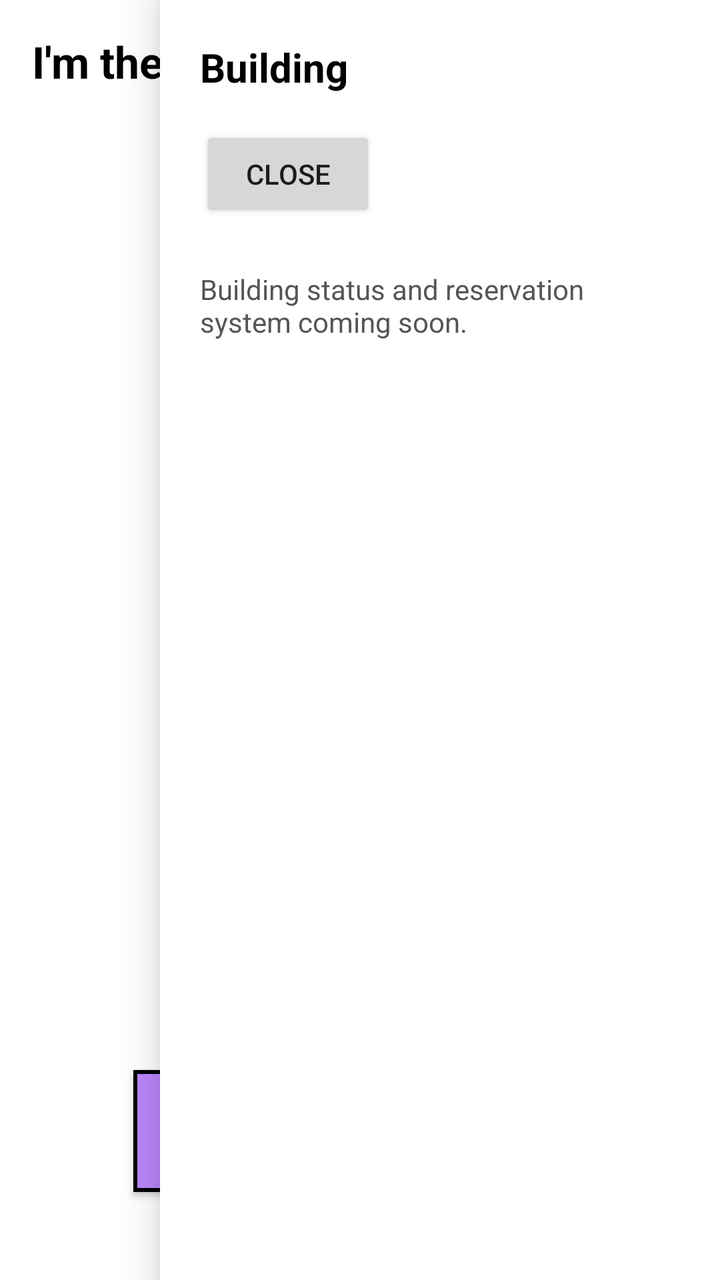
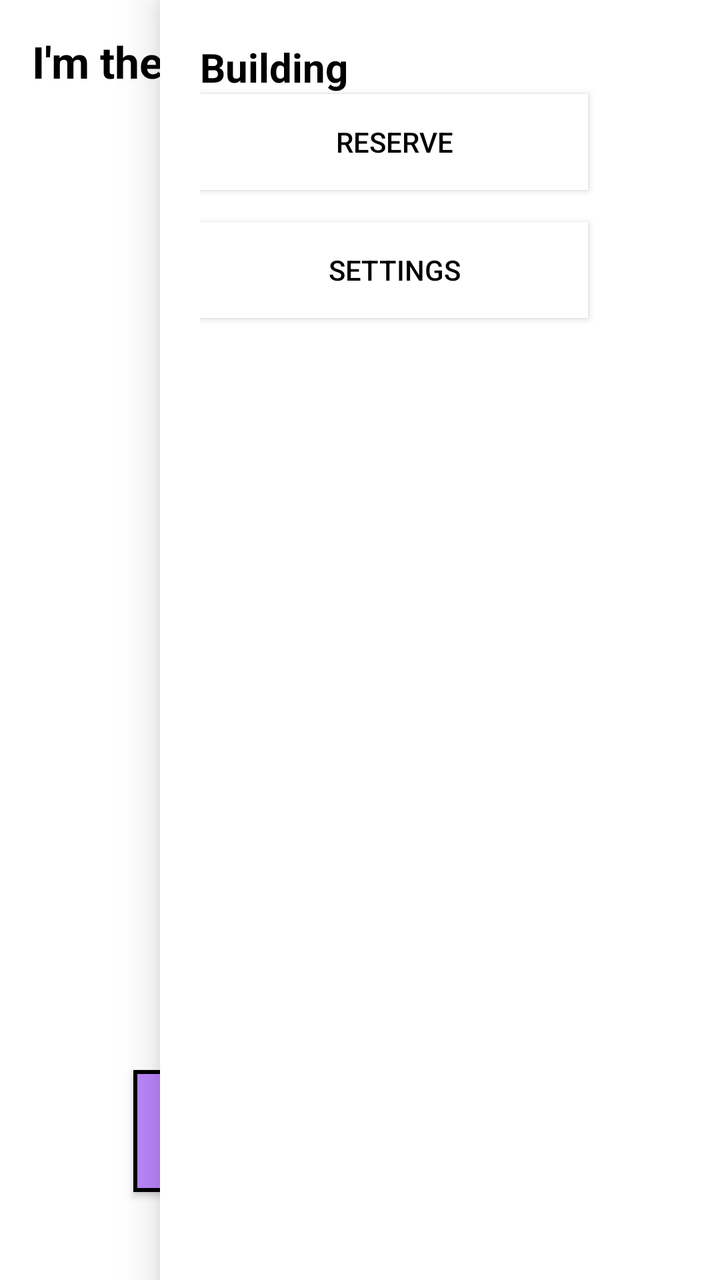

Before-and-after screenshots of an Android layout around one commit, followed by the original layout XML and the change that was made.
<!-- AndroidManifest.xml: fallback theme Theme.MaterialComponents.DayNight.NoActionBar -->
<!-- res/layout/map.xml -->
<?xml version="1.0" encoding="utf-8"?>

<FrameLayout xmlns:android="http://schemas.android.com/apk/res/android"
    android:layout_width="match_parent"
    android:layout_height="match_parent">

    <RelativeLayout
        android:layout_width="match_parent"
        android:layout_height="match_parent"
        android:background="#FFFFFF"
        android:padding="16dp">

        <TextView
            android:id="@+id/buildingName"
            android:layout_width="wrap_content"
            android:layout_height="wrap_content"
            android:layout_marginBottom="24dp"
            android:text="I'm the fucking map"
            android:textColor="#000000"
            android:textSize="22sp"
            android:textStyle="bold" />

        
        <RelativeLayout
            android:id="@+id/mapContent"
            android:layout_width="match_parent"
            android:layout_height="match_parent"
            android:layout_below="@id/buildingName"
            android:clipChildren="false">

            <Button
                android:id="@+id/btn_1b_block"
                android:layout_width="71dp"
                android:layout_height="116dp"
                android:layout_above="@+id/btn_2a_block"
                android:layout_marginTop="50dp"
                android:layout_marginBottom="500dp"
                android:layout_marginLeft="50dp"
                android:background="@drawable/building"
                android:text="1B"
                android:textColor="#F2F4F7"
                android:textSize="20sp"
                android:textStyle="bold" />

            <Button
                android:id="@+id/btn_1a_block"
                android:layout_width="110dp"
                android:layout_height="59dp"
                android:layout_alignEnd="@+id/btn_1b_block"
                android:layout_marginTop="50dp"
                android:layout_marginEnd="-231dp"
                android:background="@drawable/building"
                android:text="1A"
                android:textColor="#F2F4F7"
                android:textSize="20sp"
                android:textStyle="bold" />

            <Button
                android:id="@+id/btn_2a_block"
                android:layout_width="114dp"
                android:layout_height="61dp"
                android:layout_alignParentBottom="true"
                android:layout_marginEnd="2dp"
                android:layout_marginBottom="28dp"
                android:layout_toStartOf="@+id/btn_2b_block"
                android:background="@drawable/building"
                android:text="2A"
                android:textColor="@color/white"
                android:textSize="20sp"
                android:textStyle="bold" />

            <Button
                android:id="@+id/btn_2b_block"
                android:layout_width="114dp"
                android:layout_height="61dp"
                android:layout_alignEnd="@+id/btn_1b_block"
                android:layout_alignParentBottom="true"
                android:layout_marginEnd="-160dp"
                android:layout_marginBottom="29dp"
                android:background="@drawable/building"
                android:text="2B"
                android:textColor="@color/white"
                android:textSize="20sp"
                android:textStyle="bold" />

            <Button
                android:id="@+id/btn_4_block"
                android:layout_width="71dp"
                android:layout_height="116dp"
                android:layout_alignEnd="@+id/btn_1a_block"
                android:layout_marginTop="110dp"
                android:layout_marginEnd="-1dp"
                android:background="@drawable/building"
                android:text="Comp Lab"
                android:textColor="@color/white"
                android:textSize="20sp"
                android:textStyle="bold" />

            <Button
                android:id="@+id/btn_3_block"
                android:layout_width="71dp"
                android:layout_height="116dp"
                android:layout_alignEnd="@+id/btn_1a_block"
                android:layout_marginTop="220dp"
                android:layout_marginEnd="0dp"
                android:background="@drawable/building"
                android:text="Internet Room"
                android:textColor="@color/white"
                android:textSize="13sp"
                android:textStyle="bold" />

            <Button
                android:id="@+id/btn_faculty_block"
                android:layout_width="70dp"
                android:layout_height="96dp"
                android:layout_alignEnd="@+id/btn_1b_block"
                android:layout_alignParentBottom="true"
                android:layout_marginEnd="-229dp"
                android:layout_marginBottom="26dp"
                android:background="@drawable/building"
                android:text="faculty"
                android:textColor="@color/white"
                android:textSize="10sp"
                android:textStyle="bold" />

        </RelativeLayout>

    </RelativeLayout>

    
    <include layout="@layout/slayder" />

</FrameLayout>
<!-- res/layout/slayder.xml (included above) -->
<?xml version="1.0" encoding="utf-8"?>

<FrameLayout xmlns:android="http://schemas.android.com/apk/res/android"
    android:layout_width="match_parent"
    android:layout_height="match_parent">

    
    <View
        android:id="@+id/scrim"
        android:layout_width="match_parent"
        android:layout_height="match_parent"
        android:background="#99000000"
        android:visibility="gone" />

    
    <LinearLayout
        android:id="@+id/buildingPanel"
        android:layout_width="280dp"
        android:layout_height="match_parent"
        android:layout_gravity="end"
        android:orientation="vertical"
        android:background="#FFFFFF"
        android:elevation="12dp"
        android:padding="20dp">

        <TextView
            android:id="@+id/panelBuildingName"
            android:layout_width="match_parent"
            android:layout_height="wrap_content"
            android:text="Building"
            android:textColor="#000000"
            android:textSize="20sp"
            android:textStyle="bold" />

        <Button
            android:id="@+id/btn_close_panel"
            android:layout_width="wrap_content"
            android:layout_height="wrap_content"
            android:layout_marginTop="16dp"
            android:text="Close" />

        <TextView
            android:layout_width="match_parent"
            android:layout_height="wrap_content"
            android:layout_marginTop="24dp"
            android:text="Building status and reservation system coming soon."
            android:textColor="#555555"
            android:textSize="14sp" />

    </LinearLayout>

</FrameLayout>
<!-- resources referenced by this layout -->
<resources>
  <color name="white">#FFFFFFFF</color>
  <!-- drawable building (drawable) -->
  <?xml version="1.0" encoding="utf-8"?>
  
  <shape xmlns:android="http://schemas.android.com/apk/res/android"
      android:shape="rectangle">
  
      <solid android:color="#BB86FC" />
  
      <stroke
           android:width="2dp"
           android:color="#000000" />
  
  </shape>
</resources>

<!-- the commit's change to res/layout/map.xml (unified diff, before → after) -->
@@ -128,12 +128,11 @@
     </RelativeLayout>
 
     
-    <include layout="@layout/slayder" />
+    <include layout="@layout/slider" />
 
 </FrameLayout>
-<!-- res/layout/slayder.xml (included above) -->
+<!-- res/layout/slider.xml (included above) -->
 <?xml version="1.0" encoding="utf-8"?>
-
 <FrameLayout xmlns:android="http://schemas.android.com/apk/res/android"
     android:layout_width="match_parent"
     android:layout_height="match_parent">
@@ -146,7 +145,7 @@
         android:background="#99000000"
         android:visibility="gone" />
 
-    
+
     <LinearLayout
         android:id="@+id/buildingPanel"
         android:layout_width="280dp"
@@ -167,19 +166,21 @@
             android:textStyle="bold" />
 
         <Button
+            android:layout_width="194dp"
+            android:layout_height="wrap_content"
+            android:id="@+id/reservation_btn"
+            android:background="@color/white"
+            android:text="Reserve"
+            android:textColor="@color/black"/>
+
+        <Button
             android:id="@+id/btn_close_panel"
-            android:layout_width="wrap_content"
+            android:layout_width="194dp"
             android:layout_height="wrap_content"
             android:layout_marginTop="16dp"
-            android:text="Close" />
-
-        <TextView
-            android:layout_width="match_parent"
-            android:layout_height="wrap_content"
-            android:layout_marginTop="24dp"
-            android:text="Building status and reservation system coming soon."
-            android:textColor="#555555"
-            android:textSize="14sp" />
+            android:background="@color/white"
+            android:text="Settings"
+            android:textColor="@color/black"/>
 
     </LinearLayout>
 
<!-- resource entries referenced after the edit -->
@@ -1,5 +1,6 @@
 <!-- resources referenced by this layout -->
 <resources>
+  <color name="black">#FF000000</color>
   <color name="white">#FFFFFFFF</color>
   <!-- drawable building (drawable) -->
   <?xml version="1.0" encoding="utf-8"?>
